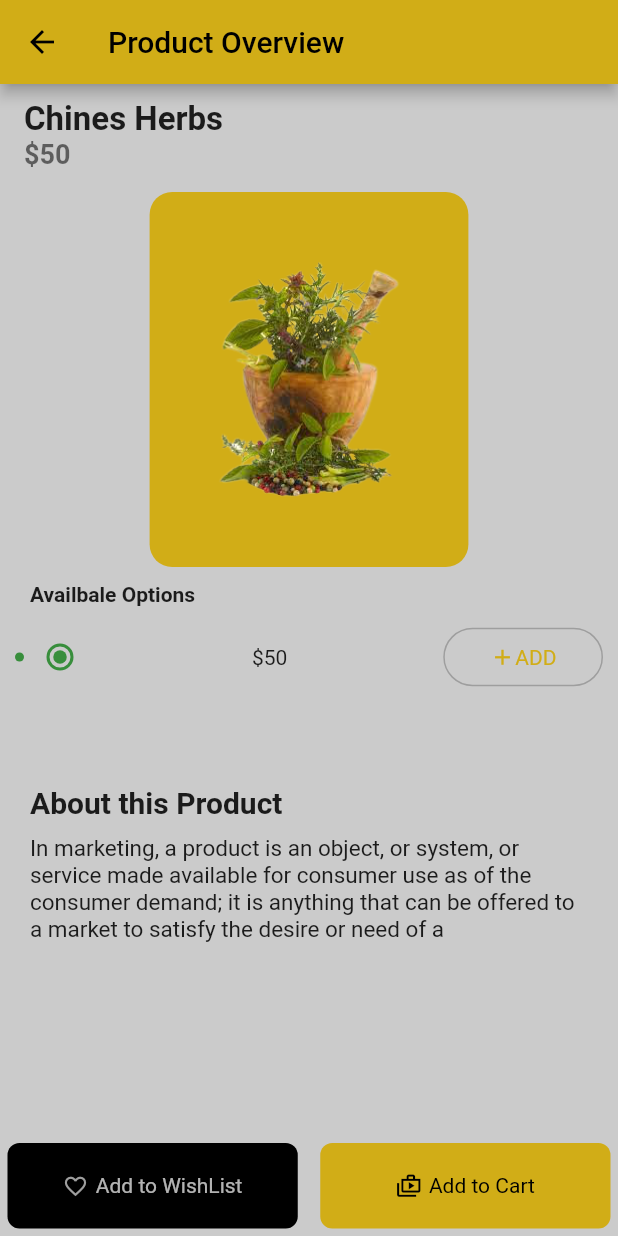
After one commit to ahmedhakim0011/Food_app, a Flutter app: the ProductOverView screen opened directly, on a phone screen of 412 x 824 dp. The commit adds this screen. Run offline on Flutter 3.47's test engine with Material 2 defaults, Android fonts, the phone set to English and light mode, and no system bars; our stand-ins replace firebase_auth, firebase_core, flutter_signin_button, get, google_sign_in; missing offline and left inert: dart:ffi; accounts and stored records are empty; network calls fail.

Commit message:
Product overview done

```diff
--- a/lib/Screens/home_screen/home_screen.dart
+++ b/lib/Screens/home_screen/home_screen.dart
@@ -4,7 +4,9 @@ import 'package:flutter/cupertino.dart';
 import 'package:flutter/material.dart';
 import 'package:food_app/Screens/home_screen/side_drawer.dart';
 import 'package:food_app/Screens/home_screen/single_product.dart';
+import 'package:food_app/Screens/product_overview/product_overview.dart';
 import 'package:food_app/config/config.dart';
+import 'package:get/get.dart';
 
 class HomeScreen extends StatelessWidget {
   const HomeScreen({Key? key}) : super(key: key);
@@ -162,22 +164,42 @@ class HomeScreen extends StatelessWidget {
           child: Row(
             children: [
               SingleProdcut(
-                onTap: () {},
+                onTap: () {
+                  Get.to(() => const ProductOverView(
+                        productName: 'Chines Herbs',
+                        productimage: 'assets/chines_herbs.png',
+                      ));
+                },
                 productImage: 'assets/chines_herbs.png',
                 productName: 'Chines Herbs',
               ),
               SingleProdcut(
-                onTap: () {},
+                onTap: () {
+                  Get.to(() => const ProductOverView(
+                        productName: 'Herbal Medicine',
+                        productimage: 'assets/herbal_medicine.png',
+                      ));
+                },
                 productImage: 'assets/herbal_medicine.png',
                 productName: 'Herbal Medicine',
               ),
               SingleProdcut(
-                onTap: () {},
+                onTap: () {
+                  Get.to(() => const ProductOverView(
+                        productName: 'Herbs and Spices',
+                        productimage: 'assets/spice_herb.png',
+                      ));
+                },
                 productImage: 'assets/spice_herb.png',
                 productName: 'Herbs and Spices',
               ),
               SingleProdcut(
-                onTap: () {},
+                onTap: () {
+                  Get.to(() => const ProductOverView(
+                        productName: 'Ayuveda Medicine',
+                        productimage: 'assets/ayuveda_medicine.png',
+                      ));
+                },
                 productImage: 'assets/ayuveda_medicine.png',
                 productName: 'Ayuveda Medicine',
               ),
--- a/lib/Screens/home_screen/single_product.dart
+++ b/lib/Screens/home_screen/single_product.dart
@@ -58,7 +58,7 @@ class SingleProdcut extends StatelessWidget {
                             children: [
                               Expanded(
                                 child: Container(
-                                  padding: EdgeInsets.only(left: 5),
+                                  padding: const EdgeInsets.only(left: 5),
                                   height: 30,
                                   width: 50,
                                   decoration: BoxDecoration(
--- /dev/null
+++ b/lib/Screens/product_overview/product_overview.dart
@@ -0,0 +1,211 @@
+import 'package:flutter/material.dart';
+import 'package:food_app/config/config.dart';
+
+enum BestTutorSite { javatpoint, w3schools, tutorialandexample }
+
+class ProductOverView extends StatefulWidget {
+  final String? productName;
+  final String? productimage;
+
+  const ProductOverView({this.productName, this.productimage});
+
+  @override
+  State<ProductOverView> createState() => _ProductOverViewState();
+}
+
+class _ProductOverViewState extends State<ProductOverView> {
+  BestTutorSite _site = BestTutorSite.javatpoint;
+
+  Widget bottomNavigationBar({
+    Color? iconColor,
+    Color? backGroundColor,
+    Color? color,
+    String? title,
+    IconData? iconData,
+    VoidCallback? onTap,
+  }) {
+    return Expanded(
+      child: GestureDetector(
+        onTap: onTap,
+        child: Container(
+          margin: const EdgeInsets.symmetric(horizontal: 5, vertical: 5),
+          padding: const EdgeInsets.all(20),
+          decoration: BoxDecoration(
+            borderRadius: BorderRadius.circular(8),
+            color: backGroundColor,
+          ),
+          child: Row(
+            mainAxisAlignment: MainAxisAlignment.center,
+            children: [
+              Icon(
+                iconData,
+                size: 17,
+                color: iconColor,
+              ),
+              const SizedBox(
+                width: 5,
+              ),
+              Text(
+                title.toString(),
+                style: TextStyle(color: color),
+              ),
+            ],
+          ),
+        ),
+      ),
+    );
+  }
+
+  @override
+  Widget build(BuildContext context) {
+    return Scaffold(
+      bottomNavigationBar: Row(
+        children: [
+          bottomNavigationBar(
+              onTap: () => {},
+              backGroundColor: textColor,
+              color: Colors.white70,
+              iconColor: Colors.grey,
+              title: 'Add to WishList',
+              iconData: Icons.favorite_outline),
+          const SizedBox(
+            width: 5,
+          ),
+          bottomNavigationBar(
+            onTap: () => {},
+            backGroundColor: primaryColor,
+            color: textColor,
+            iconColor: textColor,
+            title: 'Add to Cart',
+            iconData: Icons.shop_2_outlined,
+          ),
+        ],
+      ),
+      appBar: AppBar(
+        backgroundColor: primaryColor,
+        iconTheme: IconThemeData(color: textColor),
+        title: Text(
+          'Product Overview',
+          style: TextStyle(color: textColor),
+        ),
+      ),
+      body: Column(
+        children: [
+          Expanded(
+            flex: 2,
+            child: SizedBox(
+              width: double.infinity,
+              child: Column(
+                children: [
+                  ListTile(
+                    title: Text(
+                      widget.productName.toString(),
+                      style: const TextStyle(
+                          fontSize: 22, fontWeight: FontWeight.bold),
+                    ),
+                    subtitle: const Text(
+                      '\$50',
+                      style:
+                          TextStyle(fontSize: 18, fontWeight: FontWeight.bold),
+                    ),
+                  ),
+                  Container(
+                    decoration: BoxDecoration(
+                      borderRadius: BorderRadius.circular(15),
+                      color: primaryColor,
+                    ),
+                    height: 250,
+                    padding: const EdgeInsets.all(40),
+                    child: Image.asset(widget.productimage.toString()),
+                  ),
+                  Container(
+                    padding: const EdgeInsets.symmetric(
+                        horizontal: 20, vertical: 10),
+                    width: double.infinity,
+                    child: const Text(
+                      'Availbale Options ',
+                      textAlign: TextAlign.start,
+                      style: TextStyle(fontWeight: FontWeight.w600),
+                    ),
+                  ),
+                  Padding(
+                    padding: const EdgeInsets.symmetric(horizontal: 10),
+                    child: Row(
+                      mainAxisAlignment: MainAxisAlignment.spaceBetween,
+                      children: [
+                        Row(
+                          children: [
+                            CircleAvatar(
+                              radius: 3,
+                              backgroundColor: Colors.green[700],
+                            ),
+                            Radio(
+                              activeColor: Colors.green[700],
+                              value: BestTutorSite.javatpoint,
+                              groupValue: _site,
+                              onChanged: (BestTutorSite? value) {
+                                setState(() {
+                                  _site = value!;
+                                });
+                              },
+                            ),
+                          ],
+                        ),
+                        const Text('\$50'),
+                        Container(
+                          padding: const EdgeInsets.symmetric(
+                              horizontal: 30, vertical: 10),
+                          child: Row(
+                            mainAxisAlignment: MainAxisAlignment.center,
+                            children: [
+                              Icon(
+                                Icons.add,
+                                size: 17,
+                                color: primaryColor,
+                              ),
+                              Text(
+                                'ADD',
+                                style: TextStyle(color: primaryColor),
+                              ),
+                            ],
+                          ),
+                          decoration: BoxDecoration(
+                              border: Border.all(color: Colors.grey),
+                              borderRadius: BorderRadius.circular(30)),
+                        )
+                      ],
+                    ),
+                  ),
+                ],
+              ),
+            ),
+          ),
+          Expanded(
+            child: Container(
+              padding: const EdgeInsets.symmetric(
+                horizontal: 20,
+              ),
+              width: double.infinity,
+              child: Column(
+                crossAxisAlignment: CrossAxisAlignment.start,
+                children: const [
+                  Text(
+                    'About this Product',
+                    style: TextStyle(fontSize: 20, fontWeight: FontWeight.bold),
+                  ),
+                  SizedBox(
+                    height: 10,
+                  ),
+                  Text(
+                    'In marketing, a product is an object, or system, or service made available for consumer use as of the consumer demand; it is anything that can be offered to a market to satisfy the desire or need of a',
+                    style: TextStyle(fontSize: 15),
+                  ),
+                ],
+              ),
+            ),
+          ),
+        ],
+      ),
+    );
+  }
+}
--- a/lib/main.dart
+++ b/lib/main.dart
@@ -6,13 +6,17 @@ import 'package:food_app/config/config.dart';
 import 'package:get/get.dart';
 import 'package:firebase_core/firebase_core.dart';
 
+import 'Screens/product_overview/product_overview.dart';
+
 void main() async {
   WidgetsFlutterBinding.ensureInitialized();
   await Firebase.initializeApp();
-  runApp(MyApp());
+  runApp(const MyApp());
 }
 
 class MyApp extends StatelessWidget {
+  const MyApp({Key? key}) : super(key: key);
+
   // This widget is the root of your application.
   @override
   Widget build(BuildContext context) {
```
